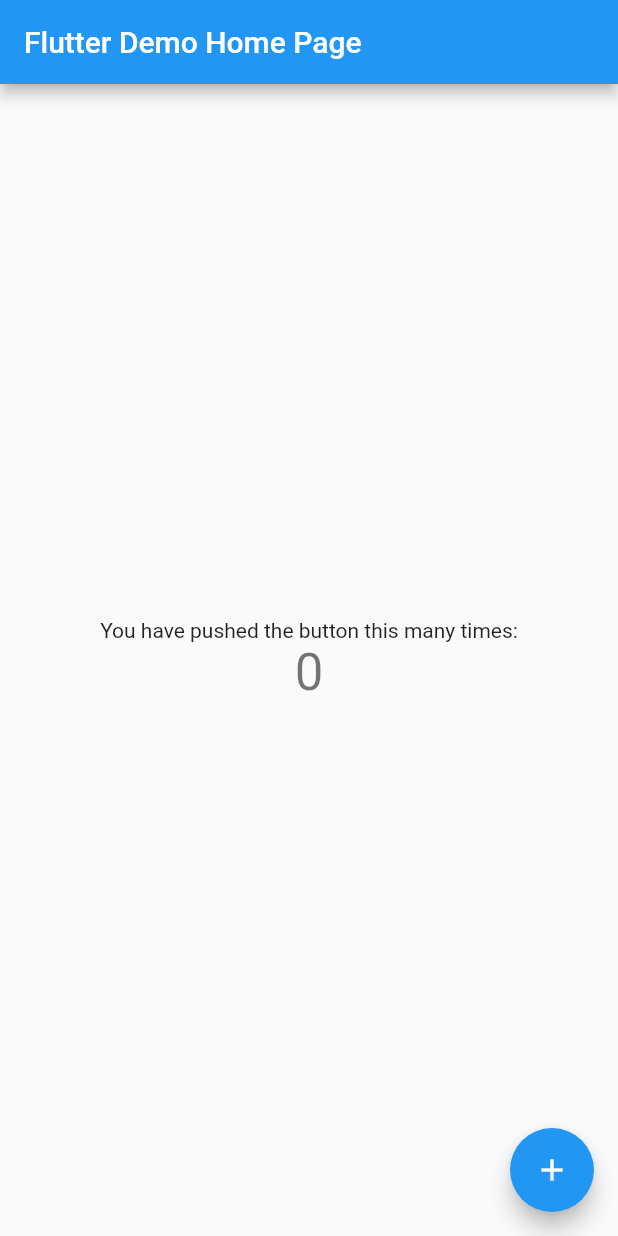
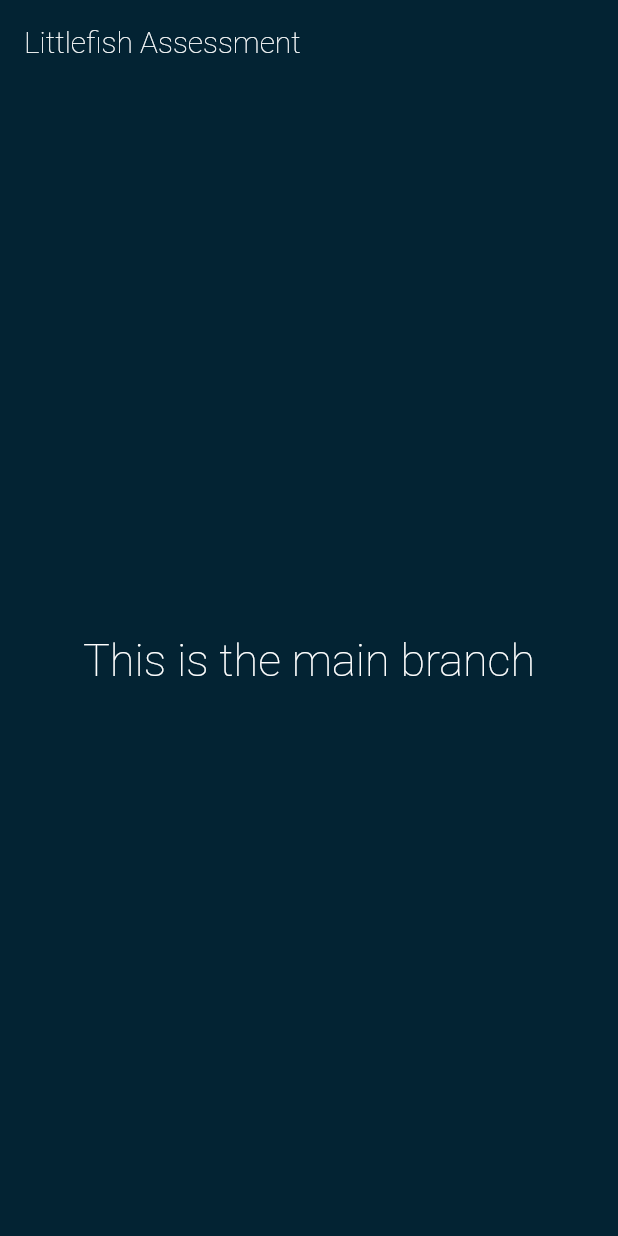
Before and after one commit to excellenceAndQuality/littlefish_assessment, a Flutter app: the screen it shows after launch, on a phone screen of 412 x 824 dp. Run offline on Flutter 3.47's test engine with Material 2 defaults, Android fonts, the phone set to English and light mode, and no system bars.

Commit message:
Removed project startup code and added custom colors and common resources needed for the other questions

```diff
--- a/lib/main.dart
+++ b/lib/main.dart
@@ -1,4 +1,5 @@
 import 'package:flutter/material.dart';
+import 'pages/home_page.dart';
 
 void main() {
   runApp(const MyApp());
@@ -7,109 +8,15 @@
 class MyApp extends StatelessWidget {
   const MyApp({super.key});
 
-  // This widget is the root of your application.
   @override
   Widget build(BuildContext context) {
     return MaterialApp(
-      title: 'Flutter Demo',
+      title: 'Littlefish Assessment',
+      debugShowCheckedModeBanner: false,
       theme: ThemeData(
-        // This is the theme of your application.
-        //
-        // Try running your application with "flutter run". You'll see the
-        // application has a blue toolbar. Then, without quitting the app, try
-        // changing the primarySwatch below to Colors.green and then invoke
-        // "hot reload" (press "r" in the console where you ran "flutter run",
-        // or simply save your changes to "hot reload" in a Flutter IDE).
-        // Notice that the counter didn't reset back to zero; the application
-        // is not restarted.
         primarySwatch: Colors.blue,
       ),
-      home: const MyHomePage(title: 'Flutter Demo Home Page'),
+      home: const HomePage(),
     );
   }
 }
-
-class MyHomePage extends StatefulWidget {
-  const MyHomePage({super.key, required this.title});
-
-  // This widget is the home page of your application. It is stateful, meaning
-  // that it has a State object (defined below) that contains fields that affect
-  // how it looks.
-
-  // This class is the configuration for the state. It holds the values (in this
-  // case the title) provided by the parent (in this case the App widget) and
-  // used by the build method of the State. Fields in a Widget subclass are
-  // always marked "final".
-
-  final String title;
-
-  @override
-  State<MyHomePage> createState() => _MyHomePageState();
-}
-
-class _MyHomePageState extends State<MyHomePage> {
-  int _counter = 0;
-
-  void _incrementCounter() {
-    setState(() {
-      // This call to setState tells the Flutter framework that something has
-      // changed in this State, which causes it to rerun the build method below
-      // so that the display can reflect the updated values. If we changed
-      // _counter without calling setState(), then the build method would not be
-      // called again, and so nothing would appear to happen.
-      _counter++;
-    });
-  }
-
-  @override
-  Widget build(BuildContext context) {
-    // This method is rerun every time setState is called, for instance as done
-    // by the _incrementCounter method above.
-    //
-    // The Flutter framework has been optimized to make rerunning build methods
-    // fast, so that you can just rebuild anything that needs updating rather
-    // than having to individually change instances of widgets.
-    return Scaffold(
-      appBar: AppBar(
-        // Here we take the value from the MyHomePage object that was created by
-        // the App.build method, and use it to set our appbar title.
-        title: Text(widget.title),
-      ),
-      body: Center(
-        // Center is a layout widget. It takes a single child and positions it
-        // in the middle of the parent.
-        child: Column(
-          // Column is also a layout widget. It takes a list of children and
-          // arranges them vertically. By default, it sizes itself to fit its
-          // children horizontally, and tries to be as tall as its parent.
-          //
-          // Invoke "debug painting" (press "p" in the console, choose the
-          // "Toggle Debug Paint" action from the Flutter Inspector in Android
-          // Studio, or the "Toggle Debug Paint" command in Visual Studio Code)
-          // to see the wireframe for each widget.
-          //
-          // Column has various properties to control how it sizes itself and
-          // how it positions its children. Here we use mainAxisAlignment to
-          // center the children vertically; the main axis here is the vertical
-          // axis because Columns are vertical (the cross axis would be
-          // horizontal).
-          mainAxisAlignment: MainAxisAlignment.center,
-          children: <Widget>[
-            const Text(
-              'You have pushed the button this many times:',
-            ),
-            Text(
-              '$_counter',
-              style: Theme.of(context).textTheme.headlineMedium,
-            ),
-          ],
-        ),
-      ),
-      floatingActionButton: FloatingActionButton(
-        onPressed: _incrementCounter,
-        tooltip: 'Increment',
-        child: const Icon(Icons.add),
-      ), // This trailing comma makes auto-formatting nicer for build methods.
-    );
-  }
-}
--- /dev/null
+++ b/lib/pages/home_page.dart
@@ -0,0 +1,32 @@
+import 'package:flutter/material.dart';
+import 'package:littlefish_assessment/styles/colors.dart';
+
+class HomePage extends StatelessWidget {
+  const HomePage({super.key});
+
+  @override
+  Widget build(BuildContext context) {
+    return Scaffold(
+      appBar: AppBar(
+        backgroundColor: CustomColors.primaryColour,
+        elevation: 0,
+        title: const Text(
+          "Littlefish Assessment",
+          style: TextStyle(color: Colors.white, fontWeight: FontWeight.w100),
+        ),
+      ),
+      backgroundColor: CustomColors.primaryColour,
+      body: const Center(
+        child: Text(
+          "This is the main branch",
+          style: TextStyle(
+              color: Colors.white,
+              fontSize: 30,
+              fontWeight: FontWeight.w100
+          ),
+        ),
+      ),
+
+    );
+  }
+}
--- /dev/null
+++ b/lib/styles/colors.dart
@@ -0,0 +1,14 @@
+import 'package:flutter/material.dart';
+
+class CustomColors {
+
+  static const primaryColour = Color(0xFF032333);
+  static const fadedRed = Color(0x59A5000C);
+  static const red = Color(0xFFDE0B1C);
+  static const deepRed = Color(0xFF5C0004);
+  static const fadedGreen = Color(0x59059B00);
+  static const green = Color(0xFF059B00);
+  static const deepGreen = Color(0xFF023A00);
+
+
+}
```
Also changed, not shown: pubspec.yaml (+3 -50 lines).
